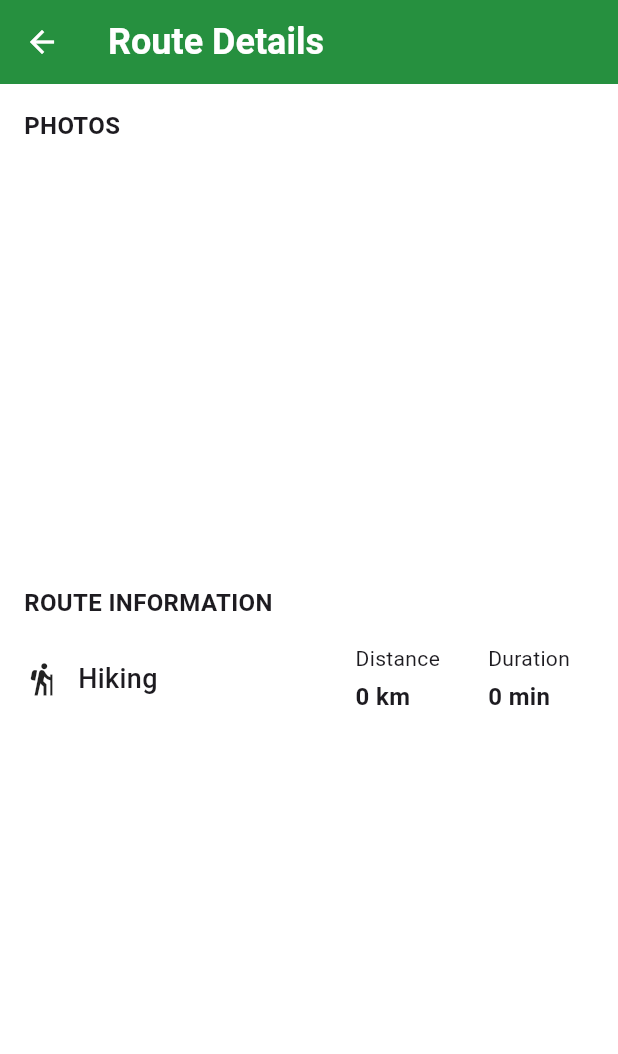
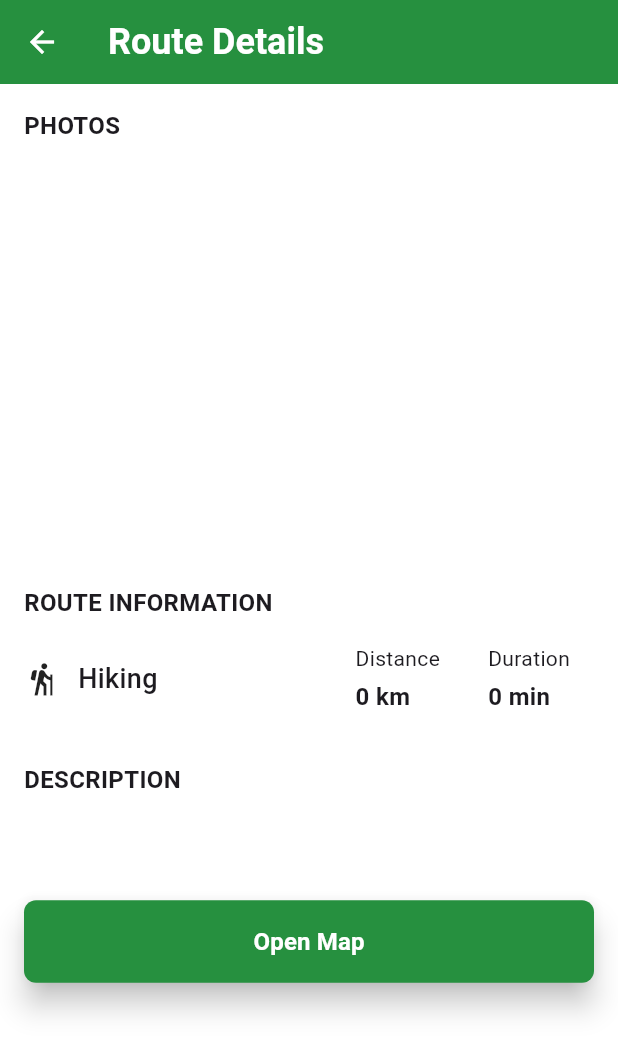
Before and after one commit to aaaaarsen/qaz-route-mobile, a Flutter app: the RouteDetailsScreen screen opened directly with empty values, on a phone screen of 412 x 824 dp. Shown: the top 1054 px of the screen. Run offline on Flutter 3.47's test engine with Material 3 defaults, Android fonts, the phone set to English and light mode, and no system bars; our stand-ins replace auto_route, google_maps_flutter, supabase_flutter; missing offline and left inert: mobile_scanner; accounts and stored records are empty.

Commit message:
Добавлено описание маршрутов

```diff
--- a/lib/src/model/route_model.dart
+++ b/lib/src/model/route_model.dart
@@ -10,6 +10,7 @@ final class RouteModel {
     required this.path,
     required this.completionTime,
     required this.distance,
+    required this.description,
   });
 
   final String id;
@@ -20,6 +21,7 @@ final class RouteModel {
   final int completionTime;
   final int distance;
   final List<LatLng> path;
+  final String description;
 
   String formattedCompletionTime() {
     if (completionTime < 60) {
@@ -46,6 +48,7 @@ final class RouteModel {
           return LatLng(double.parse(coords[0]), double.parse(coords[1]));
         }),
       ),
+      description: map['description'],
     );
   }
 }
--- a/lib/src/widget/route_details_screen/route_details_screen.dart
+++ b/lib/src/widget/route_details_screen/route_details_screen.dart
@@ -2,6 +2,7 @@ import 'package:auto_route/auto_route.dart';
 import 'package:flutter/material.dart';
 import 'package:qaz_route_mobile/src/core/app_colors.dart';
 import 'package:qaz_route_mobile/src/model/route_model.dart';
+import 'package:qaz_route_mobile/src/router/app_router.dart';
 
 @RoutePage()
 class RouteDetailsScreen extends StatelessWidget {
@@ -30,8 +31,13 @@ class RouteDetailsScreen extends StatelessWidget {
           ),
         ),
       ),
-      body: Padding(
-        padding: const EdgeInsets.all(16),
+      body: SingleChildScrollView(
+        padding: EdgeInsets.fromLTRB(
+          16,
+          16,
+          16,
+          16 + MediaQuery.paddingOf(context).bottom,
+        ),
         child: Column(
           crossAxisAlignment: CrossAxisAlignment.start,
           children: [
@@ -108,6 +114,37 @@ class RouteDetailsScreen extends StatelessWidget {
                 const SizedBox(width: 16),
               ],
             ),
+            const SizedBox(height: 32),
+            Text(
+              'DESCRIPTION',
+              style: TextStyle(fontSize: 16, fontWeight: FontWeight.bold),
+            ),
+            const SizedBox(height: 16),
+            Text(
+              route.description,
+              style: TextStyle(fontSize: 14, fontWeight: FontWeight.normal),
+            ),
+            const SizedBox(height: 32),
+            ElevatedButton(
+              onPressed: () {
+                context.router.navigate(MapRoute());
+              },
+              style: ElevatedButton.styleFrom(
+                minimumSize: Size(double.maxFinite, 48),
+                backgroundColor: AppColors.lightGreen600,
+                foregroundColor: AppColors.white,
+                disabledBackgroundColor: AppColors.supplementary600,
+                padding: const EdgeInsets.symmetric(vertical: 16),
+                shape: RoundedRectangleBorder(
+                  borderRadius: BorderRadius.circular(8),
+                ),
+                elevation: 8,
+              ),
+              child: Text(
+                'Open Map',
+                style: TextStyle(fontSize: 16, fontWeight: FontWeight.bold),
+              ),
+            ),
           ],
         ),
       ),
```
